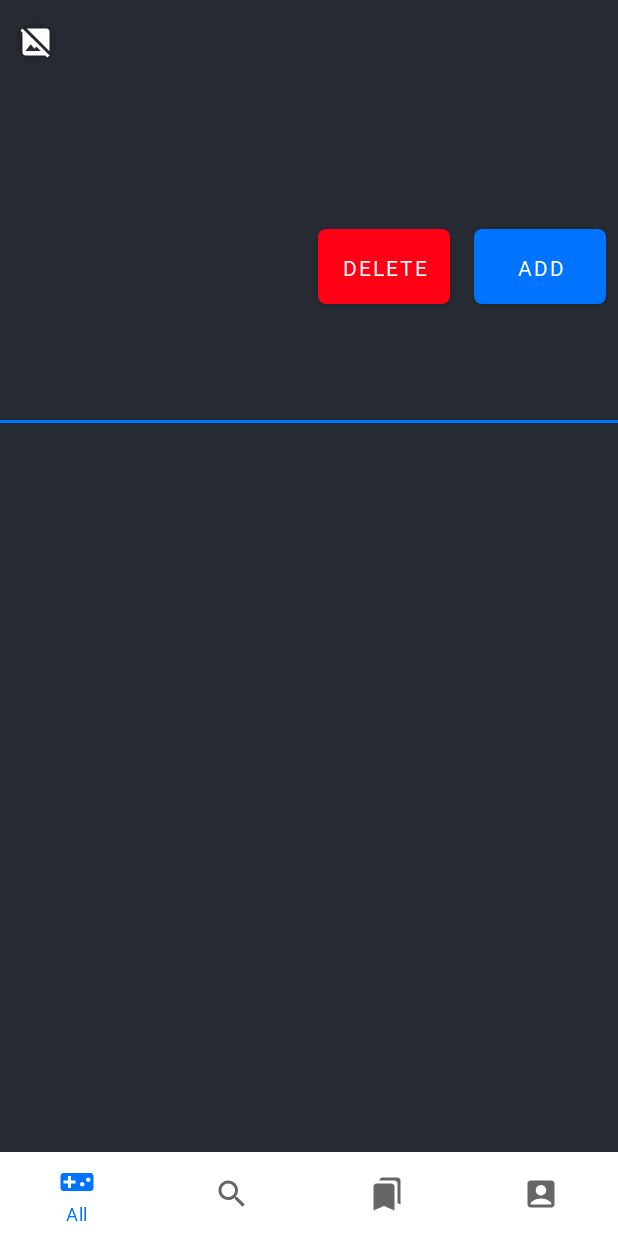
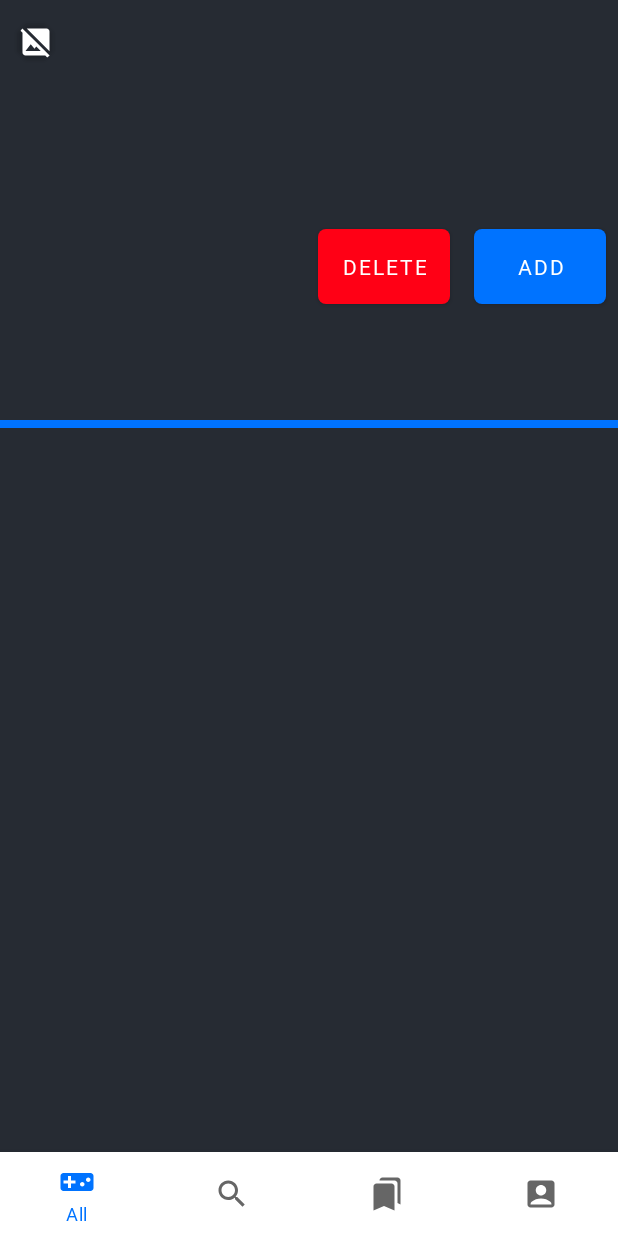
Before and after one commit to JuanmiCk7/GamerTool, an Android app: the fragment GameDetailsFragment placed in its activity, on a phone screen of 412 x 824 dp. Run offline under Robolectric (Android 15) with nearby library versions, the phone set to English and light mode, and no system bars; our stand-ins replace Dagger/Hilt's generated code, Firebase (no records; nobody signed in at launch, a user with empty details on screens opened directly), Picasso, navigation-ui, paging; network calls fail; pictures from the network do not load; 15 statements that could not run were skipped.

Commit message:
Borrado fichero dimens.xml para mayor comodidad a la hora de cambiar estilos

```diff
--- a/app/src/main/res/layout-land/game_details_fragment.xml
+++ b/app/src/main/res/layout-land/game_details_fragment.xml
@@ -28,7 +28,7 @@
         android:layout_marginStart="12dp"
         android:layout_marginTop="16dp"
         android:background="@drawable/round_outline_iv"
-        android:elevation="@dimen/screenshot_item_elevation"
+        android:elevation="2dp"
         android:scaleType="fitCenter"
         app:layout_constraintStart_toStartOf="parent"
         app:layout_constraintTop_toTopOf="parent"
@@ -43,7 +43,6 @@
         android:layout_marginEnd="72dp"
         android:background="@drawable/btn_custom"
         android:contentDescription="@string/add_button"
-        android:padding="@dimen/game_detail_link_padding"
         android:scaleType="centerCrop"
         android:text="@string/add_button"
         app:layout_constraintEnd_toEndOf="parent"
@@ -59,7 +58,6 @@
         android:layout_marginEnd="56dp"
         android:background="@drawable/btn_custom_red"
         android:contentDescription="@string/delete_button"
-        android:padding="@dimen/game_detail_link_padding"
         android:scaleType="centerCrop"
         android:text="@string/delete_button"
         app:backgroundTint="@color/red"
@@ -77,7 +75,7 @@
         android:fontFamily="sans-serif-thin"
         android:padding="0dp"
         android:textColor="@color/white"
-        android:textSize="@dimen/game_detail_platform_size"
+        android:textSize="14sp"
         android:textStyle="bold"
         app:layout_constraintStart_toEndOf="@+id/date"
         app:layout_constraintTop_toBottomOf="@+id/title"
@@ -91,7 +89,7 @@
         android:layout_marginTop="24dp"
         android:maxLines="1"
         android:textColor="@color/white"
-        android:textSize="@dimen/game_detail_date_size"
+        android:textSize="16sp"
         android:textStyle="bold"
         app:layout_constraintStart_toEndOf="@+id/gameCover"
         app:layout_constraintTop_toBottomOf="@+id/title"
@@ -106,7 +104,7 @@
         android:fontFamily="sans-serif-black"
         android:maxLines="2"
         android:textColor="@color/white"
-        android:textSize="@dimen/game_detail_title_size"
+        android:textSize="24sp"
         android:textStyle="bold"
         app:layout_constraintEnd_toEndOf="parent"
         app:layout_constraintHorizontal_bias="0.4"
@@ -117,7 +115,7 @@
     <ScrollView
         android:layout_width="match_parent"
         android:layout_height="0dp"
-        android:layout_marginBottom="@dimen/game_detail_scrollview_marginbottom"
+        android:layout_marginBottom="20dp"
         app:layout_constraintBottom_toBottomOf="parent"
         app:layout_constraintEnd_toEndOf="parent"
         app:layout_constraintStart_toStartOf="parent"
@@ -131,7 +129,7 @@
                 android:id="@+id/screenshotsRecyclerView"
                 android:layout_width="match_parent"
                 android:layout_height="wrap_content"
-                android:padding="@dimen/game_detail_screenshots_padding"
+                android:padding="10dp"
                 app:layout_constraintEnd_toEndOf="parent"
                 app:layout_constraintHorizontal_bias="0.0"
                 app:layout_constraintStart_toStartOf="parent"
@@ -140,9 +138,9 @@
             <View
                 android:id="@+id/blueHorizontalSeparator"
                 android:layout_width="match_parent"
-                android:layout_height="@dimen/game_detail_grayhorizontalseparator_height"
+                android:layout_height="2dp"
                 android:background="@color/blue"
-                android:paddingVertical="@dimen/game_detail_grayhorizontalseparator_paddingvertical"
+                android:paddingVertical="6dp"
                 app:layout_constraintEnd_toEndOf="parent"
                 app:layout_constraintStart_toStartOf="parent"
                 app:layout_constraintTop_toBottomOf="@id/screenshotsRecyclerView" />
@@ -153,29 +151,29 @@
                 android:layout_width="match_parent"
                 android:layout_height="wrap_content"
                 android:fontFamily="sans-serif-thin"
-                android:padding="@dimen/game_detail_summary_padding"
+                android:padding="10dp"
                 android:textColor="@color/medium_gray"
-                android:textSize="@dimen/game_detail_summary_size"
+                android:textSize="18sp"
                 android:textStyle="bold"
                 app:layout_constraintEnd_toEndOf="parent"
                 app:layout_constraintHorizontal_bias="0.0"
                 app:layout_constraintStart_toStartOf="parent"
                 app:layout_constraintTop_toBottomOf="@id/screenshotsRecyclerView"
-                tools:text="@string/summary_sample_text" />
+                tools:text="@string/summary_text" />
 
             <TextView
                 android:id="@+id/storyline"
                 android:layout_width="match_parent"
                 android:layout_height="wrap_content"
                 android:fontFamily="sans-serif-thin"
-                android:padding="@dimen/game_detail_storyline_padding"
+                android:padding="10dp"
                 android:textColor="@color/medium_gray"
-                android:textSize="@dimen/game_detail_storyline_size"
+                android:textSize="14sp"
                 android:textStyle="bold"
                 app:layout_constraintEnd_toEndOf="parent"
                 app:layout_constraintStart_toStartOf="parent"
                 app:layout_constraintTop_toBottomOf="@+id/summary"
-                tools:text="@string/storyline_sample_text" />
+                tools:text="@string/story_text" />
 
             <View
                 android:layout_width="match_parent"
--- a/app/src/main/res/layout-land/my_account_fragment.xml
+++ b/app/src/main/res/layout-land/my_account_fragment.xml
@@ -58,7 +58,6 @@
         android:layout_marginEnd="44dp"
         android:background="@drawable/btn_custom_red"
         android:contentDescription="@string/delete_button"
-        android:padding="@dimen/game_detail_link_padding"
         android:scaleType="centerCrop"
         android:text="@string/logout_text"
         app:backgroundTint="@color/red"
--- a/app/src/main/res/layout/game_details_fragment.xml
+++ b/app/src/main/res/layout/game_details_fragment.xml
@@ -11,7 +11,7 @@
     <ImageView
         android:id="@+id/headerBackground"
         android:layout_width="0dp"
-        android:layout_height="@dimen/game_detail_background_height"
+        android:layout_height="260dp"
         android:alpha="0.4"
         android:contentDescription="@string/header_of_game_details_fragment"
         android:scaleType="fitXY"
@@ -28,7 +28,7 @@
         android:layout_marginStart="12dp"
         android:layout_marginTop="16dp"
         android:background="@drawable/round_outline_iv"
-        android:elevation="@dimen/screenshot_item_elevation"
+        android:elevation="2dp"
         android:scaleType="fitCenter"
         app:layout_constraintStart_toStartOf="parent"
         app:layout_constraintTop_toTopOf="parent"
@@ -43,7 +43,6 @@
         android:layout_marginEnd="8dp"
         android:background="@drawable/btn_custom"
         android:contentDescription="@string/add_button"
-        android:padding="@dimen/game_detail_link_padding"
         android:scaleType="centerCrop"
         android:text="@string/add_button"
         app:layout_constraintEnd_toEndOf="parent"
@@ -59,7 +58,6 @@
         android:layout_marginEnd="16dp"
         android:background="@drawable/btn_custom_red"
         android:contentDescription="@string/delete_button"
-        android:padding="@dimen/game_detail_link_padding"
         android:scaleType="centerCrop"
         android:text="@string/delete_button"
         app:backgroundTint="@color/red"
@@ -77,7 +75,7 @@
         android:fontFamily="sans-serif-thin"
         android:padding="0dp"
         android:textColor="@color/white"
-        android:textSize="@dimen/game_detail_platform_size"
+        android:textSize="14sp"
         android:textStyle="bold"
         app:layout_constraintStart_toStartOf="parent"
         app:layout_constraintTop_toBottomOf="@+id/gameCover"
@@ -91,7 +89,7 @@
         android:layout_marginTop="24dp"
         android:maxLines="1"
         android:textColor="@color/white"
-        android:textSize="@dimen/game_detail_date_size"
+        android:textSize="16sp"
         android:textStyle="bold"
         app:layout_constraintStart_toEndOf="@+id/gameCover"
         app:layout_constraintTop_toBottomOf="@+id/title"
@@ -106,18 +104,18 @@
         android:fontFamily="sans-serif-black"
         android:maxLines="2"
         android:textColor="@color/white"
-        android:textSize="@dimen/game_detail_title_size"
+        android:textSize="24sp"
         android:textStyle="bold"
         app:layout_constraintEnd_toEndOf="parent"
         app:layout_constraintHorizontal_bias="0.4"
         app:layout_constraintStart_toEndOf="@+id/gameCover"
         app:layout_constraintTop_toTopOf="parent"
-        tools:text="Super Mario Oddyssey ABC DEF GHI JKL MNO PQR STU" />
+        tools:text="@tools:sample/lorem/random" />
 
     <ScrollView
         android:layout_width="match_parent"
         android:layout_height="0dp"
-        android:layout_marginBottom="@dimen/game_detail_scrollview_marginbottom"
+        android:layout_marginBottom="20dp"
         app:layout_constraintBottom_toBottomOf="parent"
         app:layout_constraintEnd_toEndOf="parent"
         app:layout_constraintStart_toStartOf="parent"
@@ -131,7 +129,7 @@
                 android:id="@+id/screenshotsRecyclerView"
                 android:layout_width="match_parent"
                 android:layout_height="wrap_content"
-                android:padding="@dimen/game_detail_screenshots_padding"
+                android:padding="10dp"
                 app:layout_constraintEnd_toEndOf="parent"
                 app:layout_constraintHorizontal_bias="0.0"
                 app:layout_constraintStart_toStartOf="parent"
@@ -140,9 +138,9 @@
             <View
                 android:id="@+id/blueHorizontalSeparator"
                 android:layout_width="match_parent"
-                android:layout_height="@dimen/game_detail_grayhorizontalseparator_height"
+                android:layout_height="5dp"
                 android:background="@color/blue"
-                android:paddingVertical="@dimen/game_detail_grayhorizontalseparator_paddingvertical"
+                android:paddingVertical="6dp"
                 app:layout_constraintEnd_toEndOf="parent"
                 app:layout_constraintStart_toStartOf="parent"
                 app:layout_constraintTop_toBottomOf="@id/screenshotsRecyclerView" />
@@ -153,29 +151,29 @@
                 android:layout_width="match_parent"
                 android:layout_height="wrap_content"
                 android:fontFamily="sans-serif-thin"
-                android:padding="@dimen/game_detail_summary_padding"
+                android:padding="15dp"
                 android:textColor="@color/medium_gray"
-                android:textSize="@dimen/game_detail_summary_size"
+                android:textSize="18sp"
                 android:textStyle="bold"
                 app:layout_constraintEnd_toEndOf="parent"
                 app:layout_constraintHorizontal_bias="0.0"
                 app:layout_constraintStart_toStartOf="parent"
                 app:layout_constraintTop_toBottomOf="@id/screenshotsRecyclerView"
-                tools:text="@string/summary_sample_text" />
+                tools:text="@string/summary_text" />
 
             <TextView
                 android:id="@+id/storyline"
                 android:layout_width="match_parent"
                 android:layout_height="wrap_content"
                 android:fontFamily="sans-serif-thin"
-                android:padding="@dimen/game_detail_storyline_padding"
+                android:padding="15dp"
                 android:textColor="@color/medium_gray"
-                android:textSize="@dimen/game_detail_storyline_size"
+                android:textSize="14sp"
                 android:textStyle="bold"
                 app:layout_constraintEnd_toEndOf="parent"
                 app:layout_constraintStart_toStartOf="parent"
                 app:layout_constraintTop_toBottomOf="@+id/summary"
-                tools:text="@string/storyline_sample_text" />
+                tools:text="@string/story_text" />
 
             <View
                 android:layout_width="match_parent"
--- a/app/src/main/res/layout/my_account_fragment.xml
+++ b/app/src/main/res/layout/my_account_fragment.xml
@@ -58,7 +58,6 @@
         android:layout_marginTop="28dp"
         android:background="@drawable/btn_custom_red"
         android:contentDescription="@string/delete_button"
-        android:padding="@dimen/game_detail_link_padding"
         android:scaleType="centerCrop"
         android:text="@string/logout_text"
         app:backgroundTint="@color/red"
--- a/app/src/main/res/values/dimens.xml
+++ /dev/null
@@ -1,52 +0,0 @@
-<?xml version="1.0" encoding="utf-8"?>
-<resources>
-    <dimen name="sreenshot_item_margin">5dp</dimen>
-    <dimen name="screenshot_item_width">180dp</dimen>
-    <dimen name="screenshot_item_height">120dp</dimen>
-    <dimen name="screenshot_item_elevation">2dp</dimen>
-    <dimen name="game_item_layout_height">110dp</dimen>
-    <dimen name="game_item_margin_top">2dp</dimen>
-    <dimen name="game_item_padding">4dp</dimen>
-    <dimen name="game_item_cover_size">105dp</dimen>
-    <dimen name="game_item_cover_size_width">81dp</dimen>
-    <dimen name="game_item_cover_padding">4dp</dimen>
-    <dimen name="game_item_title_size">14sp</dimen>
-    <dimen name="game_item_date_size">12sp</dimen>
-    <dimen name="vertical_separator_width">2dp</dimen>
-    <dimen name="vertical_separator_height">10dp</dimen>
-    <dimen name="vertical_separator_marginstart">5dp</dimen>
-    <dimen name="horizontal_separator_marginvertical">2dp</dimen>
-    <dimen name="game_item_horizontal_separator_height">1dp</dimen>
-    <dimen name="game_item_platform_size">12sp</dimen>
-    <dimen name="game_item_platform_margintop">4dp</dimen>
-    <dimen name="game_item_plaltform_marginhorizontal">5dp</dimen>
-    <dimen name="game_item_ratingbar_marginstart">5dp</dimen>
-    <dimen name="game_detail_background_height">260dp</dimen>
-    <dimen name="game_detail_cover_width">120dp</dimen>
-    <dimen name="game_detail_cover_height">180dp</dimen>
-    <dimen name="game_detail_cover_marginstart">10dp</dimen>
-    <dimen name="game_detail_cover_elevation">2dp</dimen>
-    <dimen name="game_detail_link_size">44dp</dimen>
-    <dimen name="game_detail_link_marginstart">10dp</dimen>
-    <dimen name="game_detail_link_margintop">20dp</dimen>
-    <dimen name="game_detail_link_maginend">20dp</dimen>
-    <dimen name="game_detail_link_padding">10dp</dimen>
-    <dimen name="game_detail_date_size">16sp</dimen>
-    <dimen name="game_detail_verticalseparator_width">2dp</dimen>
-    <dimen name="game_detail_verticalseparator_height">10dp</dimen>
-    <dimen name="game_detail_verticalseparator_marginstart">5dp</dimen>
-    <dimen name="game_detail_ratingbar_marginstart">5dp</dimen>
-    <dimen name="game_detail_title_size">24sp</dimen>
-    <dimen name="game_detail_horizontalseparator_height">4dp</dimen>
-    <dimen name="game_detail_horizontalseparator_marginvertical">2dp</dimen>
-    <dimen name="game_detail_scrollview_marginbottom">20dp</dimen>
-    <dimen name="game_detail_screenshots_padding">10dp</dimen>
-    <dimen name="game_detail_platform_size">14sp</dimen>
-    <dimen name="game_detail_platform_padding">10dp</dimen>
-    <dimen name="game_detail_grayhorizontalseparator_height">2dp</dimen>
-    <dimen name="game_detail_grayhorizontalseparator_paddingvertical">6dp</dimen>
-    <dimen name="game_detail_summary_padding">10dp</dimen>
-    <dimen name="game_detail_summary_size">18sp</dimen>
-    <dimen name="game_detail_storyline_padding">10dp</dimen>
-    <dimen name="game_detail_storyline_size">14sp</dimen>
-</resources>
```
Also changed, not shown: app/src/main/res/layout-land/recycler_view_game.xml (+8 -8 lines), app/src/main/res/layout/game_screenshot.xml (+5 -7 lines), app/src/main/res/layout/recycler_view_game.xml (+9 -9 lines).
